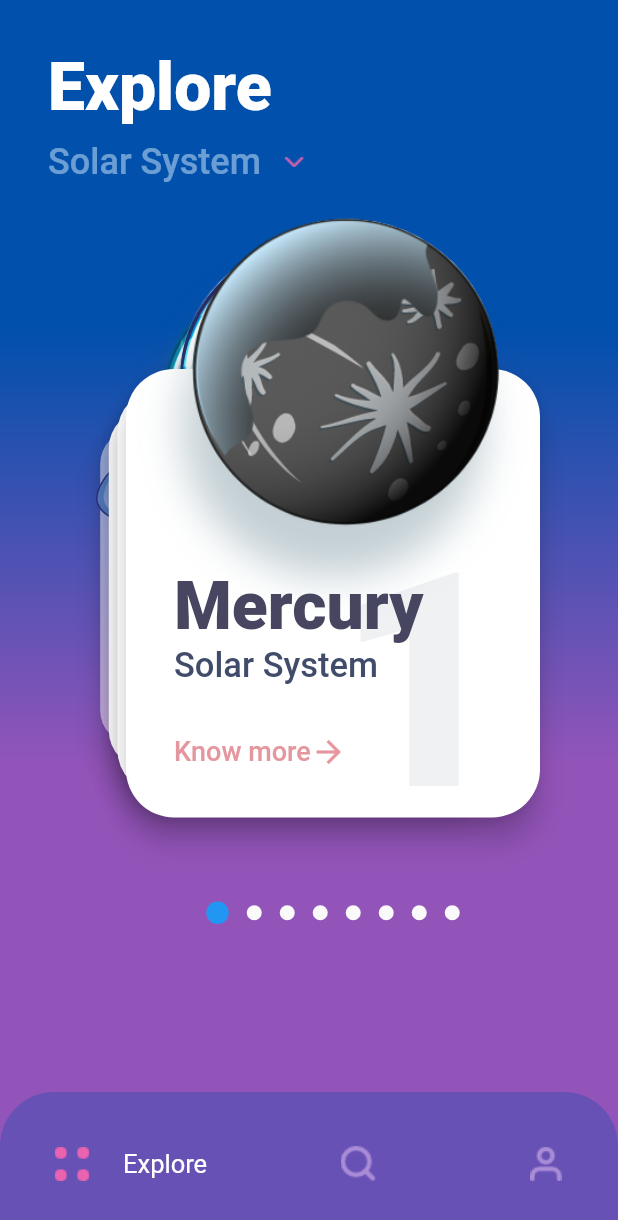
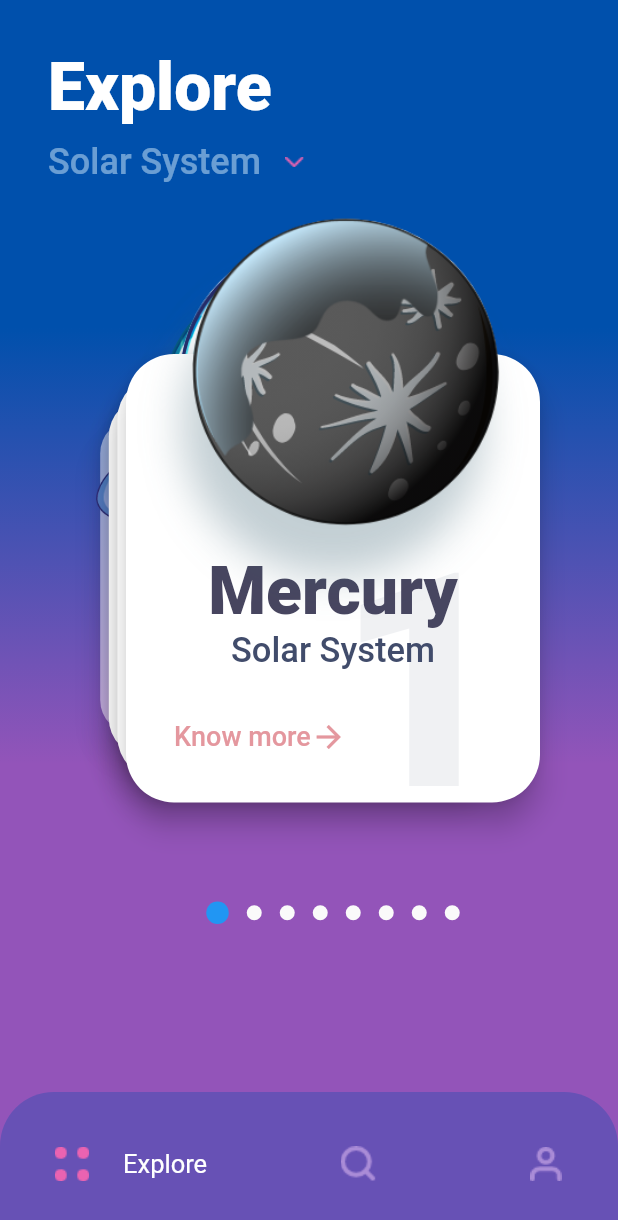
Before and after one commit to AkhlaqShaikh1/UniverseApp, a Flutter app: the screen it shows after launch, on a phone screen of 412 x 824 dp. Shown: the top 1220 px of the screen. Run offline on Flutter 3.47's test engine with Material 2 defaults, Android fonts, the phone set to English and light mode, and no system bars; drawn by our look-alikes of card_swiper; our stand-ins replace readmore; Roboto replaces fonts that are missing (Avenir).

Commit message:
Centered

```diff
--- a/lib/views/home_page.dart
+++ b/lib/views/home_page.dart
@@ -89,7 +89,7 @@ class HomePage extends StatelessWidget {
                                 Column(
                                   children: [
                                     const SizedBox(
-                                      height: 110,
+                                      height: 100,
                                     ),
                                     Card(
                                       elevation: 8,
@@ -101,7 +101,7 @@ class HomePage extends StatelessWidget {
                                         padding: const EdgeInsets.all(32.0),
                                         child: Column(
                                           crossAxisAlignment:
-                                              CrossAxisAlignment.start,
+                                              CrossAxisAlignment.center,
                                           children: [
                                             const SizedBox(height: 100),
                                             Text(
```
